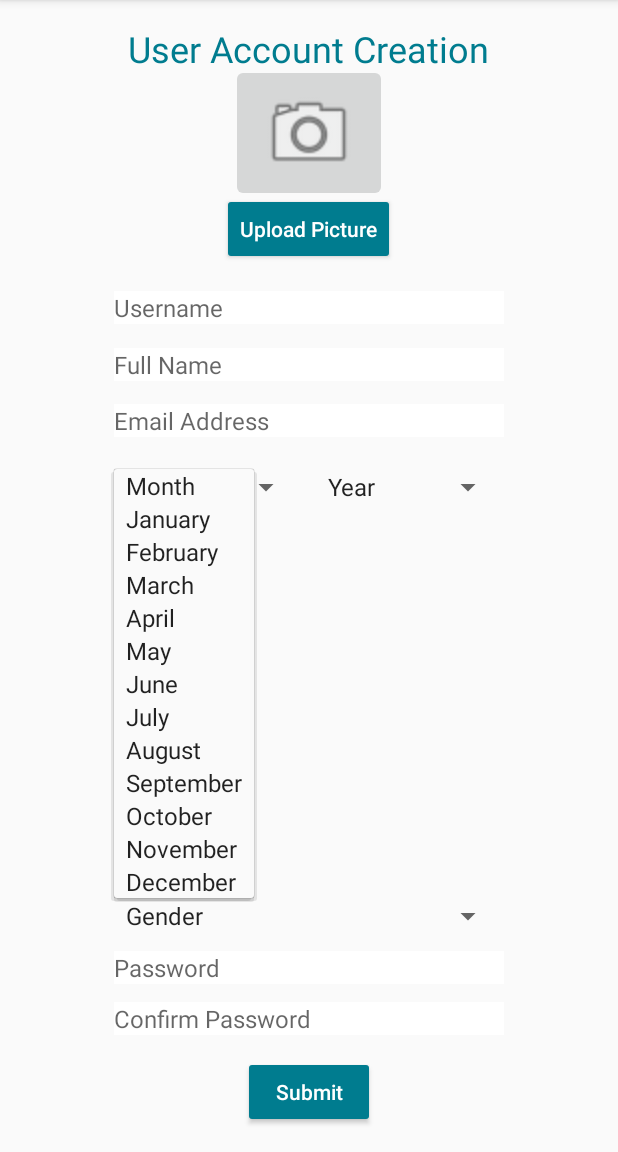
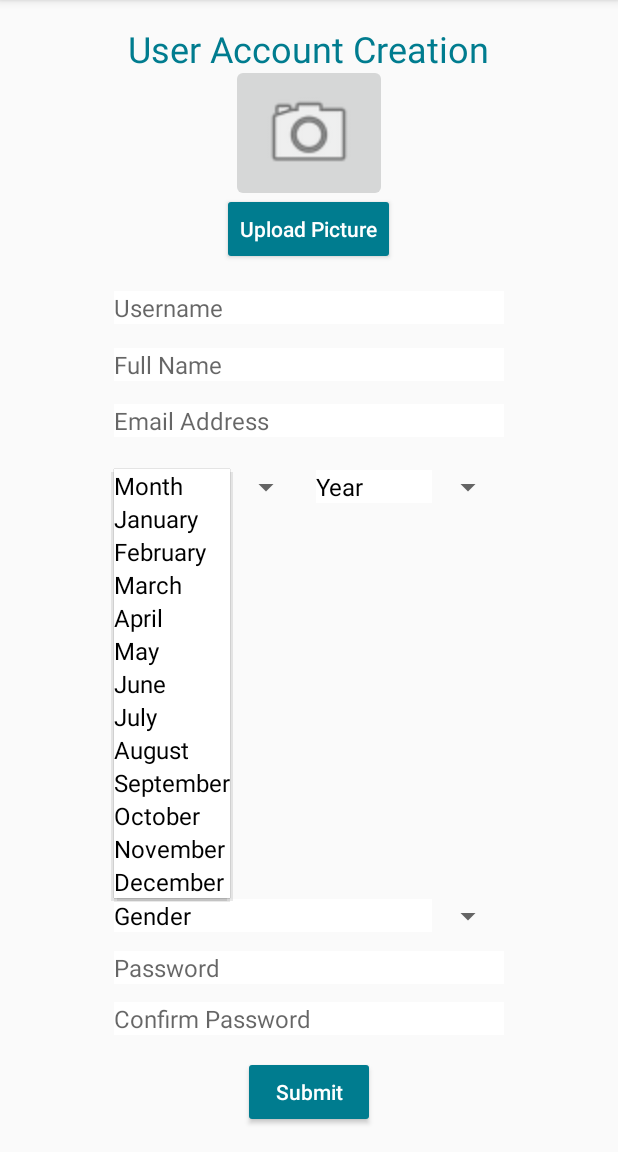
Before and after one commit to BlankLife/Linked, an Android app: the UserCreate screen opened directly, with no data from a screen before it, after a tap on "Month", on a phone screen of 412 x 824 dp, the part 84-1236 px from its top. Run offline under Robolectric (Android 15) with nearby library versions, the phone set to English and light mode, and no system bars; our stand-ins replace Firebase (no records; nobody signed in at launch, a user with empty details on screens opened directly).

Commit message:
Dropdown layout & app icon
Changed the style of the dropdown menus in the Account Creation pages
and added an icon to the app (what you see from the Android menu)

```diff
--- a/Layout_Danielle/app/src/main/AndroidManifest.xml
+++ b/Layout_Danielle/app/src/main/AndroidManifest.xml
@@ -5,7 +5,7 @@
     <uses-permission android:name="android.permission.INTERNET" />
     <application
         android:allowBackup="true"
-        android:icon="@mipmap/ic_launcher"
+        android:icon="@drawable/cooldog_icon_new"
         android:label="@string/app_name"
         android:supportsRtl="true"
         android:theme="@style/AppTheme">
--- a/Layout_Danielle/app/src/main/java/linked/linkedtest/BusinessCreate.java
+++ b/Layout_Danielle/app/src/main/java/linked/linkedtest/BusinessCreate.java
@@ -56,7 +56,7 @@ public class BusinessCreate extends AppCompatActivity implements AdapterView.OnI
             }
         };
 
-        adapter = ArrayAdapter.createFromResource(this, R.array.business_type_array, android.R.layout.simple_spinner_item);
+        adapter = ArrayAdapter.createFromResource(this, R.array.business_type_array, R.layout.spinner_layout);
         business_spinner = (Spinner) findViewById(R.id.businessSpinner);
         business_spinner.setAdapter(adapter);
         business_spinner.setOnItemSelectedListener(BusinessCreate.this);
--- a/Layout_Danielle/app/src/main/java/linked/linkedtest/UserCreate.java
+++ b/Layout_Danielle/app/src/main/java/linked/linkedtest/UserCreate.java
@@ -62,18 +62,17 @@ public class UserCreate extends AppCompatActivity implements AdapterView.OnItemS
             }
         };
 
-
-        adapter = ArrayAdapter.createFromResource(this, R.array.month_array, android.R.layout.simple_spinner_item);
+        adapter = ArrayAdapter.createFromResource(this, R.array.month_array, R.layout.spinner_layout);
         month_spinner = (Spinner) findViewById(R.id.monthSpinner);
         month_spinner.setAdapter(adapter);
         month_spinner.setOnItemSelectedListener(UserCreate.this);
 
-        adapter = ArrayAdapter.createFromResource(this, R.array.year_array, android.R.layout.simple_spinner_item);
+        adapter = ArrayAdapter.createFromResource(this, R.array.year_array, R.layout.spinner_layout);
         year_spinner = (Spinner) findViewById(R.id.yearSpinner);
         year_spinner.setAdapter(adapter);
         year_spinner.setOnItemSelectedListener(UserCreate.this);
 
-        adapter = ArrayAdapter.createFromResource(this, R.array.gender_array, android.R.layout.simple_spinner_item);
+        adapter = ArrayAdapter.createFromResource(this, R.array.gender_array, R.layout.spinner_layout);
         gender_spinner = (Spinner) findViewById(R.id.genderSpinner);
         gender_spinner.setAdapter(adapter);
         gender_spinner.setOnItemSelectedListener(UserCreate.this);
@@ -116,8 +115,8 @@ public class UserCreate extends AppCompatActivity implements AdapterView.OnItemS
 
     @Override
     public void onItemSelected(AdapterView<?> parent, View view, int position, long id) {
-        TextView spinnerDialogText = (TextView) view;
-        Toast.makeText(this, spinnerDialogText.getText(), Toast.LENGTH_SHORT).show();
+/*        TextView spinnerDialogText = (TextView) view;
+        Toast.makeText(this, spinnerDialogText.getText(), Toast.LENGTH_SHORT).show();*/
     }
 
     @Override
--- /dev/null
+++ b/Layout_Danielle/app/src/main/res/layout/spinner_layout.xml
@@ -0,0 +1,8 @@
+<TextView xmlns:android="http://schemas.android.com/apk/res/android"
+    android:id="@android:id/text1"
+    style="@style/spinnerItemStyle"
+    android:layout_height="wrap_content"
+    android:ellipsize="marquee"
+    android:background="@android:color/white"
+    android:textSize="16sp"
+    android:layout_width="260dp" />
--- a/Layout_Danielle/app/src/main/res/values/strings.xml
+++ b/Layout_Danielle/app/src/main/res/values/strings.xml
@@ -10,6 +10,7 @@
     <string name="full">Full Name</string>
     <string name="app_name">Linked</string>
     <string name="login">Log In</string>
+    <string name="month">Month</string>
     <string name="offer_activity">What activities are you offering?</string>
     <string name="password">Password</string>
     <string name="signup">Sign Up</string>
--- a/Layout_Danielle/app/src/main/res/values/styles.xml
+++ b/Layout_Danielle/app/src/main/res/values/styles.xml
@@ -8,4 +8,6 @@
         <item name="colorAccent">@color/colorAccent</item>
     </style>
 
+    <style name="spinnerItemStyle" parent="android:Widget.TextView.SpinnerItem"></style>
+
 </resources>
--- a/Layout_Danielle/build.gradle
+++ b/Layout_Danielle/build.gradle
@@ -5,7 +5,7 @@ buildscript {
         jcenter()
     }
     dependencies {
-        classpath 'com.android.tools.build:gradle:2.2.3'
+        classpath 'com.android.tools.build:gradle:2.3.0'
 
         // NOTE: Do not place your application dependencies here; they belong
         // in the individual module build.gradle files
```
Also changed, not shown: Layout_Danielle/app/src/main/res/drawable-mdpi/cooldog_icon_new.png (added), Layout_Danielle/gradle/wrapper/gradle-wrapper.properties.
